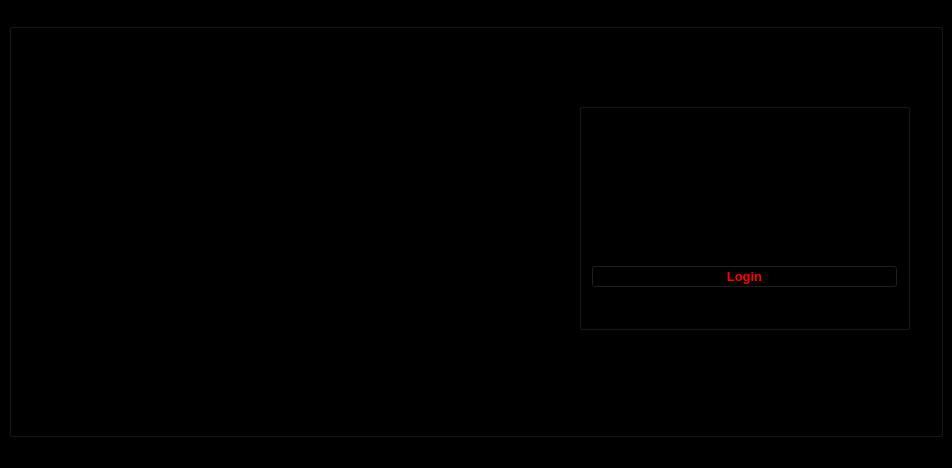
The window that Doing_Project/Declaration/mainwindow.ui (PhanNgocTrieu/Qt) describes before a commit, drawn with Qt 5.
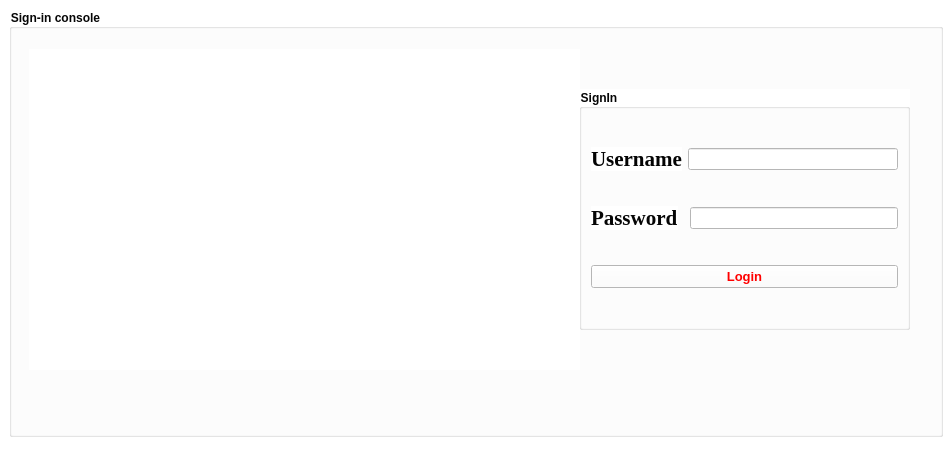
The same window after the commit. Icons and pictures are not drawn.

Diff of the .ui file:
```diff
--- a/Doing_Project/Declaration/mainwindow.ui
+++ b/Doing_Project/Declaration/mainwindow.ui
@@ -14,17 +14,25 @@
    <string>MainWindow</string>
   </property>
   <property name="styleSheet">
-   <string notr="true">background-color: rgb(0, 0, 0);</string>
+   <string notr="true">background-color: rgb(255, 255, 255);
+color: rgb(0, 0, 0);</string>
   </property>
   <widget class="QWidget" name="centralwidget">
    <layout class="QHBoxLayout" name="horizontalLayout">
     <item>
      <widget class="QGroupBox" name="groupConsole">
+      <property name="font">
+       <font>
+        <weight>75</weight>
+        <bold>true</bold>
+       </font>
+      </property>
       <property name="styleSheet">
-       <string notr="true">background-image: url(:/resources/Image/SingIn-icon2.jpg);</string>
+       <string notr="true">background-image: url(:/resources/Image/SingIn-icon2.jpg);
+color: rgb(6, 6, 6);</string>
       </property>
       <property name="title">
-       <string>Signing in console</string>
+       <string>Sign-in console</string>
       </property>
       <widget class="QLabel" name="lblOfLoginPicture">
        <property name="geometry">
@@ -51,8 +59,15 @@
          <height>241</height>
         </rect>
        </property>
+       <property name="font">
+        <font>
+         <weight>75</weight>
+         <bold>true</bold>
+        </font>
+       </property>
        <property name="styleSheet">
-        <string notr="true">background-image: url(:/resources/Image/login-3.jpg);</string>
+        <string notr="true">background-image: url(:/resources/Image/login-3.jpg);
+color: rgb(6, 6, 6);</string>
        </property>
        <property name="title">
         <string>SignIn</string>
@@ -72,7 +87,7 @@
              </font>
             </property>
             <property name="styleSheet">
-             <string notr="true"/>
+             <string notr="true">color: rgb(3, 3, 3);</string>
             </property>
             <property name="text">
              <string>Username</string>
@@ -109,7 +124,7 @@
              </font>
             </property>
             <property name="styleSheet">
-             <string notr="true"/>
+             <string notr="true">color: rgb(6, 6, 6);</string>
             </property>
             <property name="text">
              <string>Password</string>
```
Left out of the diff: 3 changed lines with no effect on the pictures.
